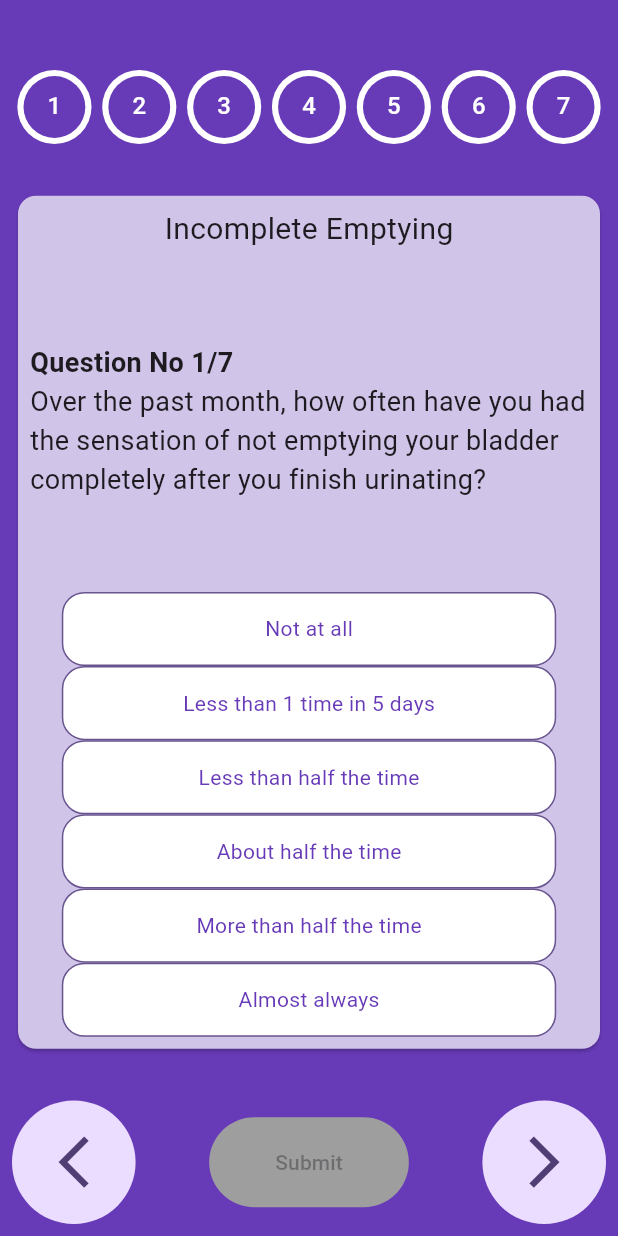
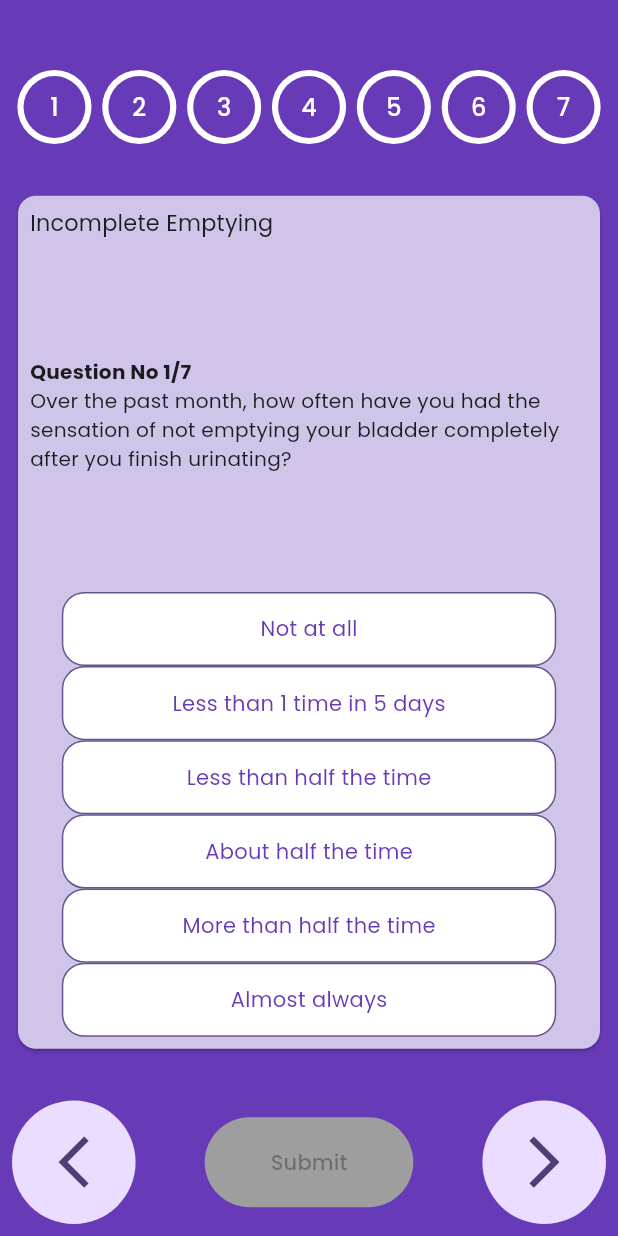
Before and after one commit to Imatifdev/Uro-Application, a Flutter app: the screen it shows after launch, on a phone screen of 412 x 824 dp. Run offline on Flutter 3.47's test engine with Material 2 defaults, Android fonts, the phone set to English and light mode, and no system bars; our stand-ins replace cloud_firestore, firebase_auth, firebase_core, google_fonts, velocity_x; accounts and stored records are empty.

Commit message:
responsive screen

```diff
--- a/lib/main.dart
+++ b/lib/main.dart
@@ -1,10 +1,11 @@
+// ignore_for_file: depend_on_referenced_packages
+
 import 'package:flutter/material.dart';
 import 'package:firebase_core/firebase_core.dart';
+import 'package:google_fonts/google_fonts.dart';
 import 'package:uroapplication/quiz_screen.dart';
-import 'package:uroapplication/view/welcome.dart';
 
 import 'firebase_options.dart';
-import 'package:firebase_auth/firebase_auth.dart';
 
 void main() async {
   WidgetsFlutterBinding.ensureInitialized();
@@ -16,16 +17,16 @@ void main() async {
 
 class MyApp extends StatelessWidget {
   const MyApp({super.key});
-  // This widget is the root of your application.
   @override
   Widget build(BuildContext context) {
     return MaterialApp(
         debugShowCheckedModeBanner: false,
         title: 'Uro App',
         theme: ThemeData(
+          fontFamily: GoogleFonts.poppins().fontFamily,
           colorScheme: ColorScheme.fromSeed(seedColor: Colors.deepPurple),
           useMaterial3: true,
         ),
-        home: QuizScreen());
+        home: const QuizScreen());
   }
 }
--- a/lib/quiz_screen.dart
+++ b/lib/quiz_screen.dart
@@ -15,7 +15,23 @@ class _QuizScreenState extends State<QuizScreen> {
   final PageController _pageController = PageController();
   List<int?> selectedAnswers = List.filled(7, null);
   List<bool> answered = List.filled(7, false);
-  int currentPage = 0; // Changed to start from 0
+  int currentPage = 0;
+
+  SizedBox buildHeadingText(String text, double fontSize, bool bold) {
+    return SizedBox(
+      width: 500,
+      child: Text(
+        text,
+        softWrap: true,
+        style: TextStyle(
+          fontSize: fontSize,
+          fontWeight:
+          bold? FontWeight.bold:FontWeight.normal
+          ),
+      ),
+    );
+  }
+
   List<String> questions = [
     "Over the past month, how often have you had the sensation of not emptying your bladder completely after you finish urinating?",
     "Over the past month, how often have you had to urinate again less than two hours after you finished urinating?",
@@ -128,28 +144,30 @@ class _QuizScreenState extends State<QuizScreen> {
                             child: Column(
                               mainAxisAlignment: MainAxisAlignment.spaceBetween,
                               children: [
-                                Text(headings[index],
-                                    style: const TextStyle(fontSize: 20)),
+                                FittedBox(
+                                  fit: BoxFit.scaleDown,
+                                  child: buildHeadingText(headings[index], 20, false),
+                                ),
                                 Column(
                                   children: [
                                     Align(
                                       alignment: Alignment.centerLeft,
-                                      child: Text("Question No ${index + 1}/7",
-                                          style: const TextStyle(
-                                              fontSize: 18,
-                                              fontWeight: FontWeight.bold)),
+                                      child: FittedBox(
+                                        fit: BoxFit.scaleDown,
+                                        child: buildHeadingText("Question No ${index + 1}/7", 18, true),
+                                      ),
                                     ),
-                                    Text(questions[index],
-                                        style: const TextStyle(fontSize: 18)),
+                                    FittedBox(
+                                      fit: BoxFit.scaleDown ,
+                                      child:
+                                      buildHeadingText(questions[index], 18, false),
+                                    ),
                                   ],
                                 ),
                                 Column(
-                                  mainAxisAlignment:
-                                      MainAxisAlignment.spaceBetween,
+                                  mainAxisAlignment: MainAxisAlignment.spaceBetween,
                                   children: [
-                                    for (int i = 0;
-                                        i < answers[index].length;
-                                        i++)
+                                    for (int i = 0; i < answers[index].length; i++)
                                       InkWell(
                                         onTap: () {
                                           setState(() {
@@ -161,26 +179,17 @@ class _QuizScreenState extends State<QuizScreen> {
                                           width: constraints.maxWidth * 0.8,
                                           height: constraints.maxHeight * 0.06,
                                           decoration: BoxDecoration(
-                                            color:
-                                                selectedAnswers[currentPage] ==
-                                                        i
-                                                    ? Colors.deepPurple
-                                                    : Colors.white,
-                                            border: Border.all(
-                                                color: Theme.of(context)
-                                                    .primaryColor),
-                                            borderRadius:
-                                                BorderRadius.circular(15),
+                                            color: selectedAnswers[currentPage] == i ? Colors.deepPurple : Colors.white,
+                                            border: Border.all(color: Theme.of(context).primaryColor),
+                                            borderRadius: BorderRadius.circular(15),
                                           ),
                                           child: Center(
-                                            child: Text(
-                                              answers[index][i],
-                                              style: TextStyle(
-                                                  color: selectedAnswers[
-                                                              currentPage] ==
-                                                          i
-                                                      ? Colors.white
-                                                      : Colors.deepPurple),
+                                            child: FittedBox(
+                                              fit: BoxFit.scaleDown,
+                                              child: Text(
+                                                answers[index][i],
+                                                style: TextStyle(color: selectedAnswers[currentPage] == i ? Colors.white : Colors.deepPurple),
+                                              ),
                                             ),
                                           ),
                                         ),
```
